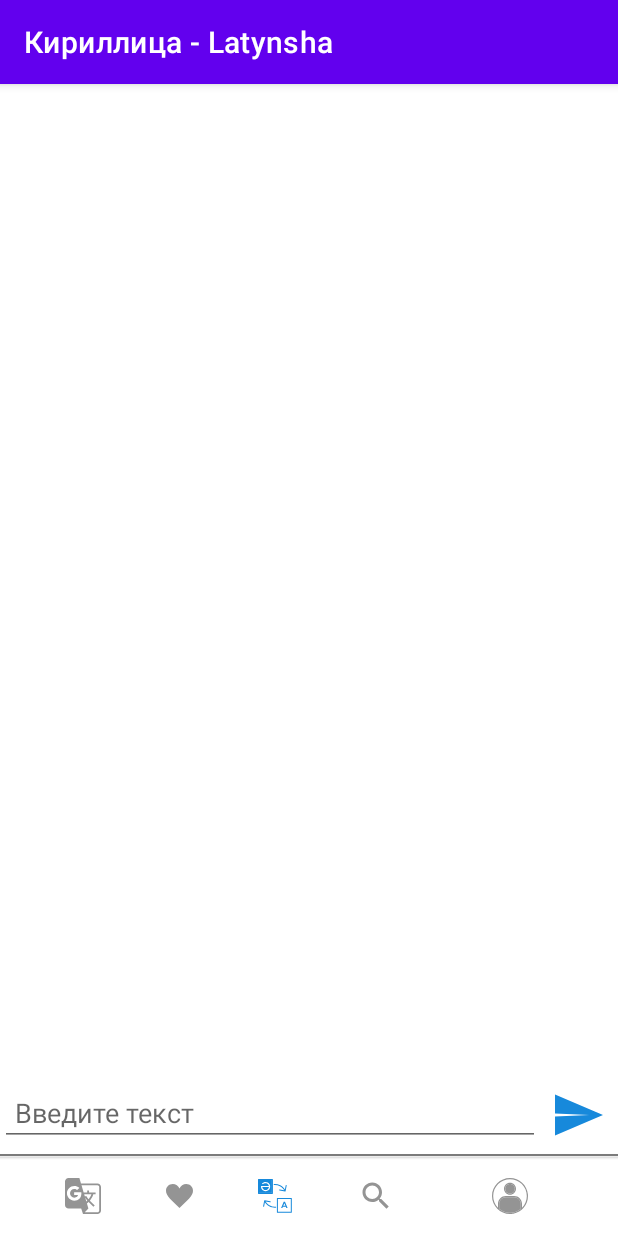
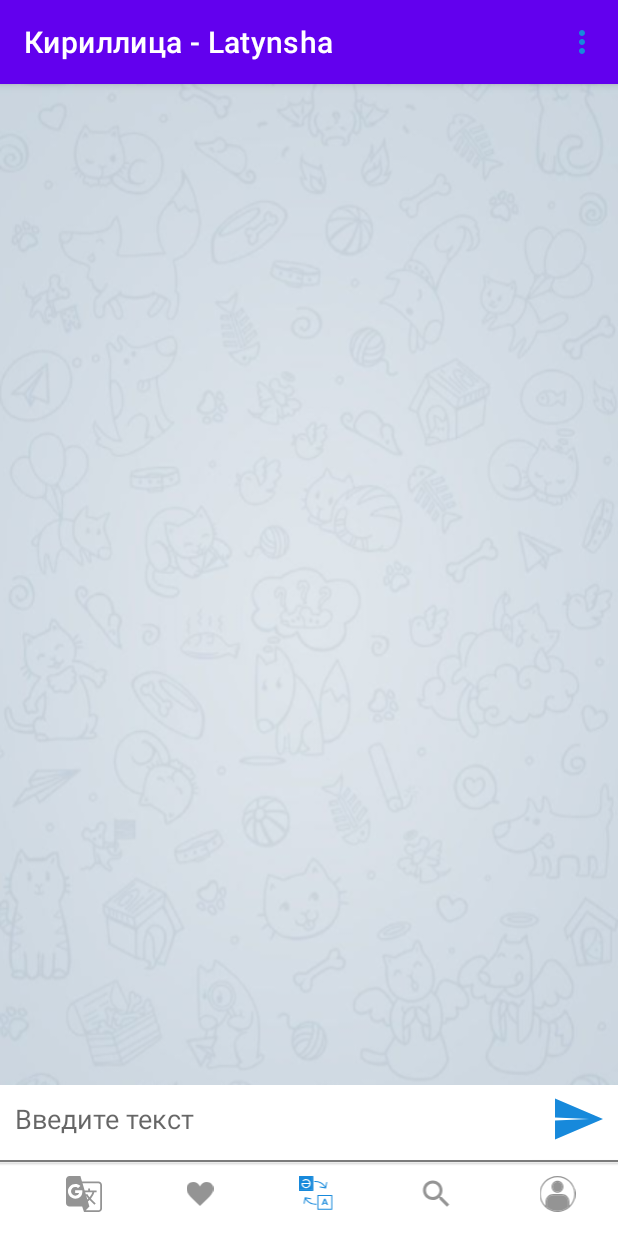
Before and after one commit to Chaikhslan/lesson3, an Android app: the screen it shows after launch (MainActivity), on a phone screen of 412 x 824 dp. Run offline under Robolectric (Android 15) with nearby library versions, the phone set to English and light mode, and no system bars.

Commit message:
second commit

```diff
--- a/app/src/main/java/com/example/translator/MainActivity.kt
+++ b/app/src/main/java/com/example/translator/MainActivity.kt
@@ -2,10 +2,19 @@ package com.example.translator
 
 import androidx.appcompat.app.AppCompatActivity
 import android.os.Bundle
+import android.view.Menu
+import com.example.translator.R.menu
 
 class MainActivity : AppCompatActivity() {
+
     override fun onCreate(savedInstanceState: Bundle?) {
         super.onCreate(savedInstanceState)
         setContentView(R.layout.activity_main)
     }
+
+    override fun onCreateOptionsMenu(menu: Menu?): Boolean {
+        menuInflater.inflate(R.menu.menu_main,menu)
+        return super.onCreateOptionsMenu(menu)
+    }
+
 }
--- a/app/src/main/java/com/example/translator/ui/ToolbarFragment.kt
+++ /dev/null
@@ -1,20 +0,0 @@
-package com.example.translator.ui
-
-import android.os.Bundle
-import androidx.fragment.app.Fragment
-import android.view.LayoutInflater
-import android.view.View
-import android.view.ViewGroup
-import com.example.translator.R
-
-class ToolbarFragment : Fragment() {
-
-    override fun onCreateView(
-        inflater: LayoutInflater, container: ViewGroup?,
-        savedInstanceState: Bundle?
-    ): View? {
-        // Inflate the layout for this fragment
-        return inflater.inflate(R.layout.fragment_toolbar, container, false)
-    }
-
-}
--- /dev/null
+++ b/app/src/main/res/drawable/ic_baseline_more_vert_24.xml
@@ -0,0 +1,5 @@
+<vector android:height="24dp" android:tint="#EEEEEE"
+    android:viewportHeight="24" android:viewportWidth="24"
+    android:width="24dp" xmlns:android="http://schemas.android.com/apk/res/android">
+    <path android:fillColor="@android:color/white" android:pathData="M12,8c1.1,0 2,-0.9 2,-2s-0.9,-2 -2,-2 -2,0.9 -2,2 0.9,2 2,2zM12,10c-1.1,0 -2,0.9 -2,2s0.9,2 2,2 2,-0.9 2,-2 -0.9,-2 -2,-2zM12,16c-1.1,0 -2,0.9 -2,2s0.9,2 2,2 2,-0.9 2,-2 -0.9,-2 -2,-2z"/>
+</vector>
--- /dev/null
+++ b/app/src/main/res/drawable/shape__1_.xml
@@ -0,0 +1,12 @@
+<vector xmlns:android="http://schemas.android.com/apk/res/android"
+    android:width="18dp"
+    android:height="20dp"
+    android:viewportWidth="18"
+    android:viewportHeight="20">
+  <path
+      android:pathData="M15,14.1364C14.24,14.1364 13.56,14.4376 13.04,14.9095L5.91,10.7428C5.96,10.5119 6,10.281 6,10.04C6,9.7991 5.96,9.5681 5.91,9.3372L12.96,5.2107C13.5,5.7127 14.21,6.024 15,6.024C16.66,6.024 18,4.6786 18,3.0119C18,1.3453 16.66,-0.0001 15,-0.0001C13.34,-0.0001 12,1.3453 12,3.0119C12,3.2529 12.04,3.4838 12.09,3.7147L5.04,7.8412C4.5,7.3392 3.79,7.028 3,7.028C1.34,7.028 0,8.3734 0,10.04C0,11.7067 1.34,13.0521 3,13.0521C3.79,13.0521 4.5,12.7408 5.04,12.2388L12.16,16.4155C12.11,16.6264 12.08,16.8473 12.08,17.0682C12.08,18.6846 13.39,19.9999 15,19.9999C16.61,19.9999 17.92,18.6846 17.92,17.0682C17.92,15.4517 16.61,14.1364 15,14.1364Z"
+      android:strokeAlpha="0.54"
+      android:fillColor="#000000"
+      android:fillType="evenOdd"
+      android:fillAlpha="0.54"/>
+</vector>
--- /dev/null
+++ b/app/src/main/res/drawable/shape__2_.xml
@@ -0,0 +1,10 @@
+<vector xmlns:android="http://schemas.android.com/apk/res/android"
+    android:width="4dp"
+    android:height="16dp"
+    android:viewportWidth="4"
+    android:viewportHeight="16">
+  <path
+      android:pathData="M2,4C3.1,4 4,3.1 4,2C4,0.9 3.1,0 2,0C0.9,0 0,0.9 0,2C0,3.1 0.9,4 2,4ZM2,6C0.9,6 0,6.9 0,8C0,9.1 0.9,10 2,10C3.1,10 4,9.1 4,8C4,6.9 3.1,6 2,6ZM2,12C0.9,12 0,12.9 0,14C0,15.1 0.9,16 2,16C3.1,16 4,15.1 4,14C4,12.9 3.1,12 2,12Z"
+      android:fillColor="#1789DB"
+      android:fillType="evenOdd"/>
+</vector>
--- /dev/null
+++ b/app/src/main/res/drawable/vector__2_.xml
@@ -0,0 +1,9 @@
+<vector xmlns:android="http://schemas.android.com/apk/res/android"
+    android:width="24dp"
+    android:height="20dp"
+    android:viewportWidth="24"
+    android:viewportHeight="20">
+  <path
+      android:pathData="M21.8906,0.8594H2.1094C0.9477,0.8594 0,1.8061 0,2.9688V17.0312C0,18.19 0.9435,19.1406 2.1094,19.1406H21.8906C23.0494,19.1406 24,18.1971 24,17.0312V2.9688C24,1.81 23.0565,0.8594 21.8906,0.8594ZM21.5993,2.2656L12.0447,11.8203L2.4074,2.2656H21.5993ZM1.4063,16.7401V3.2532L8.1787,9.9676L1.4063,16.7401ZM2.4006,17.7344L9.1773,10.9577L11.5519,13.3118C11.8267,13.5843 12.2703,13.5835 12.5441,13.3097L14.8594,10.9944L21.5994,17.7344H2.4006ZM22.5938,16.74L15.8537,10L22.5938,3.2599V16.74Z"
+      android:fillColor="#6B6969"/>
+</vector>
--- /dev/null
+++ b/app/src/main/res/drawable/vector__3_.xml
@@ -0,0 +1,9 @@
+<vector xmlns:android="http://schemas.android.com/apk/res/android"
+    android:width="24dp"
+    android:height="24dp"
+    android:viewportWidth="24"
+    android:viewportHeight="24">
+  <path
+      android:pathData="M23.7661,0.0981C23.593,-0.0229 23.3666,-0.0324 23.1839,0.072L0.2749,13.1628C0.0879,13.2693 -0.0186,13.476 0.0027,13.6902C0.024,13.9044 0.1689,14.086 0.3729,14.1536L7.2141,16.4339L9.8512,23.642C9.9306,23.8589 10.1367,24 10.3631,24C10.3839,24 10.4052,23.9989 10.426,23.9963C10.5733,23.9793 10.6973,23.9001 10.785,23.7901L10.7903,23.7944L14.6711,18.9197L20.0092,20.6991C20.0657,20.7182 20.1238,20.7273 20.1818,20.7273C20.2799,20.7273 20.3773,20.7006 20.4631,20.649C20.6,20.567 20.6937,20.429 20.7198,20.2714L23.9926,0.6351C24.0272,0.4272 23.9393,0.2185 23.7661,0.0981ZM1.8756,13.5048L20.0258,3.1329L7.4931,15.3773L1.8756,13.5048ZM10.6923,16.8398C10.6364,16.916 10.6007,17.0049 10.5895,17.0987L10.0968,21.1374L8.2698,16.1437L18.9376,5.7215L10.6923,16.8398ZM11.1385,21.6053L11.5915,17.8931L13.5691,18.5523L11.1385,21.6053ZM19.7488,19.4626L12.0172,16.8855L22.5441,2.6895L19.7488,19.4626Z"
+      android:fillColor="#6B6969"/>
+</vector>
--- a/app/src/main/res/layout/activity_main.xml
+++ b/app/src/main/res/layout/activity_main.xml
@@ -1,15 +1,16 @@
 <?xml version="1.0" encoding="utf-8"?>
-<androidx.constraintlayout.widget.ConstraintLayout xmlns:android="http://schemas.android.com/apk/res/android"
+<androidx.constraintlayout.widget.ConstraintLayout
+    xmlns:android="http://schemas.android.com/apk/res/android"
     xmlns:tools="http://schemas.android.com/tools"
     android:layout_width="match_parent"
     android:layout_height="match_parent"
-    xmlns:app="http://schemas.android.com/apk/res-auto"
-    tools:context=".ui.ToolbarFragment">
+    xmlns:app="http://schemas.android.com/apk/res-auto">
 
     <androidx.recyclerview.widget.RecyclerView
         android:id="@+id/text_recyclerView"
         app:layout_constraintTop_toTopOf="parent"
         app:layout_constraintEnd_toEndOf="parent"
+        android:background="@drawable/_1edc046eb80046ee4755ee71d0f19ca_1"
         app:layout_constraintStart_toStartOf="parent"
         app:layout_constraintBottom_toTopOf="@id/edit_text_sms"
         app:layoutManager="androidx.recyclerview.widget.LinearLayoutManager"
@@ -22,9 +23,9 @@
         android:layout_height="wrap_content"
         android:hint="@string/edit_text_hint"
         android:padding="@dimen/appPadding"
+        android:backgroundTint="@android:color/transparent"
         android:textColor="@color/black"
-        app:layout_constraintBottom_toBottomOf="parent"
-        android:layout_marginBottom="60dp"
+        app:layout_constraintBottom_toTopOf="@+id/main_toolbar"
         app:layout_constraintEnd_toStartOf="@+id/imageView"
         app:layout_constraintStart_toStartOf="parent" />
 
@@ -34,9 +35,9 @@
         android:layout_height="wrap_content"
         android:padding="@dimen/appPadding"
         android:src="@drawable/vector"
+        app:layout_constraintBottom_toTopOf="@+id/main_toolbar"
         app:layout_constraintEnd_toEndOf="parent"
         app:layout_constraintTop_toTopOf="@id/edit_text_sms" />
-
 
     <View
         android:id="@+id/line_view"
@@ -49,58 +50,21 @@
         tools:ignore="MissingConstraints"
         tools:layout_editor_absoluteX="0dp" />
 
-    <ImageView
-        android:id="@+id/image_1"
-        android:layout_width="wrap_content"
-        android:layout_height="wrap_content"
-        android:layout_marginStart="43dp"
-        android:src="@drawable/vector__1_"
-        app:layout_constraintBottom_toBottomOf="parent"
-        app:layout_constraintStart_toStartOf="parent"
-        app:layout_constraintTop_toBottomOf="@id/line_view" />
 
 
-    <ImageView
-        android:id="@+id/image_2"
-        android:layout_width="wrap_content"
+
+    <androidx.appcompat.widget.Toolbar
+        android:id="@+id/main_toolbar"
+        android:layout_width="match_parent"
         android:layout_height="wrap_content"
-        android:layout_marginStart="43dp"
-        android:src="@drawable/shape"
-        app:layout_constraintBottom_toBottomOf="parent"
-        app:layout_constraintStart_toEndOf="@id/image_1"
-        app:layout_constraintTop_toBottomOf="@id/line_view" />
-
-    <ImageView
-        android:id="@+id/image_3"
-        android:layout_width="wrap_content"
-        android:layout_height="wrap_content"
-        android:layout_marginStart="43dp"
-        android:src="@drawable/group_38"
-        app:layout_constraintBottom_toBottomOf="parent"
-        app:layout_constraintStart_toEndOf="@id/image_2"
-        app:layout_constraintTop_toBottomOf="@id/line_view" />
-
-    <ImageView
-        android:id="@+id/image_4"
-        android:layout_width="wrap_content"
-        android:layout_height="wrap_content"
-        android:layout_marginStart="43dp"
-        android:src="@drawable/search"
-        app:layout_constraintBottom_toBottomOf="parent"
-        app:layout_constraintStart_toEndOf="@id/image_3"
-        app:layout_constraintTop_toBottomOf="@id/line_view" />
-
-    <ImageView
-        android:id="@+id/image_5"
-        android:layout_width="wrap_content"
-        android:layout_height="wrap_content"
-        android:layout_marginStart="43dp"
-        android:src="@drawable/account_1"
-        android:layout_marginEnd="38dp"
         app:layout_constraintBottom_toBottomOf="parent"
         app:layout_constraintEnd_toEndOf="parent"
-        app:layout_constraintStart_toEndOf="@id/image_4"
-        app:layout_constraintTop_toBottomOf="@id/line_view" />
+        app:layout_constraintStart_toStartOf="parent">
 
+        <include
+            android:id="@+id/main_app_bottom_toolbar"
+            layout="@layout/line" />
+
+    </androidx.appcompat.widget.Toolbar>
 
 </androidx.constraintlayout.widget.ConstraintLayout>
--- a/app/src/main/res/layout/fragment_toolbar.xml
+++ b/app/src/main/res/layout/fragment_toolbar.xml
@@ -1,5 +1,6 @@
 <?xml version="1.0" encoding="utf-8"?>
-<androidx.constraintlayout.widget.ConstraintLayout xmlns:android="http://schemas.android.com/apk/res/android"
+<androidx.constraintlayout.widget.ConstraintLayout
+xmlns:android="http://schemas.android.com/apk/res/android"
 xmlns:app="http://schemas.android.com/apk/res-auto"
 xmlns:tools="http://schemas.android.com/tools"
 android:layout_width="match_parent"
@@ -20,5 +21,4 @@ tools:context=".MainActivity">
     app:layout_constraintBottom_toBottomOf="parent" />
 
 
-
 </androidx.constraintlayout.widget.ConstraintLayout>
--- /dev/null
+++ b/app/src/main/res/layout/line.xml
@@ -0,0 +1,64 @@
+<?xml version="1.0" encoding="utf-8"?>
+<androidx.appcompat.widget.LinearLayoutCompat xmlns:android="http://schemas.android.com/apk/res/android"
+    android:layout_width="match_parent"
+    android:layout_height="?actionBarSize"
+    xmlns:app="http://schemas.android.com/apk/res-auto"
+    android:layout_gravity="bottom"
+    android:gravity="center_vertical">
+
+
+    <ImageView
+        android:id="@+id/image_1"
+        android:layout_width="wrap_content"
+        android:layout_height="wrap_content"
+        android:src="@drawable/vector__1_"
+        android:layout_weight="1"
+        app:layout_constraintBottom_toBottomOf="parent"
+        app:layout_constraintStart_toStartOf="parent"
+        app:layout_constraintTop_toTopOf="parent" />
+
+
+    <ImageView
+        android:id="@+id/image_2"
+        android:layout_width="wrap_content"
+        android:layout_height="wrap_content"
+        android:src="@drawable/shape"
+        android:layout_weight="1"
+        app:layout_constraintBottom_toBottomOf="parent"
+        app:layout_constraintStart_toEndOf="@id/image_1"
+        app:layout_constraintTop_toTopOf="parent" />
+
+    <ImageView
+        android:id="@+id/image_3"
+        android:layout_width="wrap_content"
+        android:layout_height="wrap_content"
+        android:layout_weight="1"
+        android:src="@drawable/group_38"
+        app:layout_constraintBottom_toBottomOf="parent"
+        app:layout_constraintStart_toEndOf="@id/image_2"
+        app:layout_constraintTop_toTopOf="parent" />
+
+    <ImageView
+        android:id="@+id/image_4"
+        android:layout_width="wrap_content"
+        android:layout_height="wrap_content"
+        android:src="@drawable/search"
+        android:layout_weight="1"
+        app:layout_constraintBottom_toBottomOf="parent"
+        app:layout_constraintStart_toEndOf="@id/image_3"
+        app:layout_constraintTop_toTopOf="parent" />
+
+    <ImageView
+        android:id="@+id/image_5"
+        android:layout_width="wrap_content"
+        android:layout_height="wrap_content"
+        android:src="@drawable/account_1"
+        android:layout_weight="1"
+        app:layout_constraintBottom_toBottomOf="parent"
+        app:layout_constraintEnd_toEndOf="parent"
+        app:layout_constraintStart_toEndOf="@id/image_4"
+        app:layout_constraintTop_toTopOf="parent"/>
+
+
+
+</androidx.appcompat.widget.LinearLayoutCompat>
--- /dev/null
+++ b/app/src/main/res/menu/menu_main.xml
@@ -0,0 +1,36 @@
+<?xml version="1.0" encoding="utf-8"?>
+<menu xmlns:android="http://schemas.android.com/apk/res/android"
+    xmlns:app="http://schemas.android.com/apk/res-auto">
+
+
+    <item android:icon="@drawable/shape__2_"
+        app:showAsAction="ifRoom"
+        android:title="">
+
+        <menu>
+
+
+            <item android:id="@+id/menu_change"
+                android:title="@string/menu_send_avtor"
+                android:icon="@drawable/vector__2_"
+                app:showAsAction="never"/>
+
+            <item android:id="@+id/menu_changes"
+                android:title="@string/menu_qosymshamen_bolisu"
+                android:icon="@drawable/shape__1_"
+                app:showAsAction="never"/>
+
+            <item android:id="@+id/menu_changes_one"
+                android:title="@string/menu_magan_kosymsha_kerek"
+                android:icon="@drawable/vector__3_"
+                app:showAsAction="never"/>
+
+
+
+        </menu>
+
+
+    </item>
+
+
+</menu>
--- a/app/src/main/res/values/strings.xml
+++ b/app/src/main/res/values/strings.xml
@@ -4,4 +4,9 @@
     <string name="start_text">Translator</string>
     <string name="toolbar_text">Кириллица - Latynsha</string>
     <string name="edit_text_hint">Введите текст</string>
+    <string name="menu_send_avtor">Avtorga hat jazy</string>
+    <string name="menu_qosymshamen_bolisu">Qosymshamen bolisu</string>
+    <string name="menu_magan_kosymsha_kerek">Magan kosymsha kerek</string>
+    <!-- TODO: Remove or change this placeholder text -->
+    <string name="hello_blank_fragment">Hello blank fragment</string>
 </resources>
--- a/app/src/main/res/values/themes.xml
+++ b/app/src/main/res/values/themes.xml
@@ -9,8 +9,14 @@
         <item name="colorSecondary">@color/teal_200</item>
         <item name="colorSecondaryVariant">@color/teal_700</item>
         <item name="colorOnSecondary">@color/black</item>
+        <item name="popupTheme">@style/actionMenu</item>
         <!-- Status bar color. -->
         <item name="android:statusBarColor" tools:targetApi="l">?attr/colorPrimaryVariant</item>
         <!-- Customize your theme here. -->
     </style>
+
+    <style name="actionMenu" parent="Theme.AppCompat.Light">
+        <item name="background">@color/white</item>
+        <item name="actionMenuTextColor">@color/black</item>
+    </style>
 </resources>
```
Also changed, not shown: app/src/main/res/drawable/_1edc046eb80046ee4755ee71d0f19ca_1.png (added).
